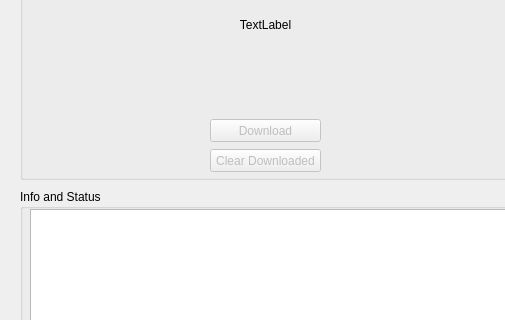
Chrscool8/ClipEZ-aka-Download-and-Clip, file Download_and_Clip.ui: the form before one commit; both pictures show x 0 to 505 and y 221 to 541 of the 1068 by 677 pixel window.
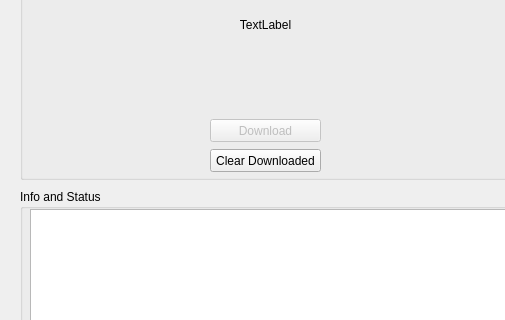
The form after the commit.

The edit to the form file:
```diff
--- a/Download_and_Clip.ui
+++ b/Download_and_Clip.ui
@@ -79,7 +79,7 @@
     </widget>
     <widget class="QPushButton" name="button_cleardownload">
      <property name="enabled">
-      <bool>false</bool>
+      <bool>true</bool>
      </property>
      <property name="geometry">
       <rect>
```
